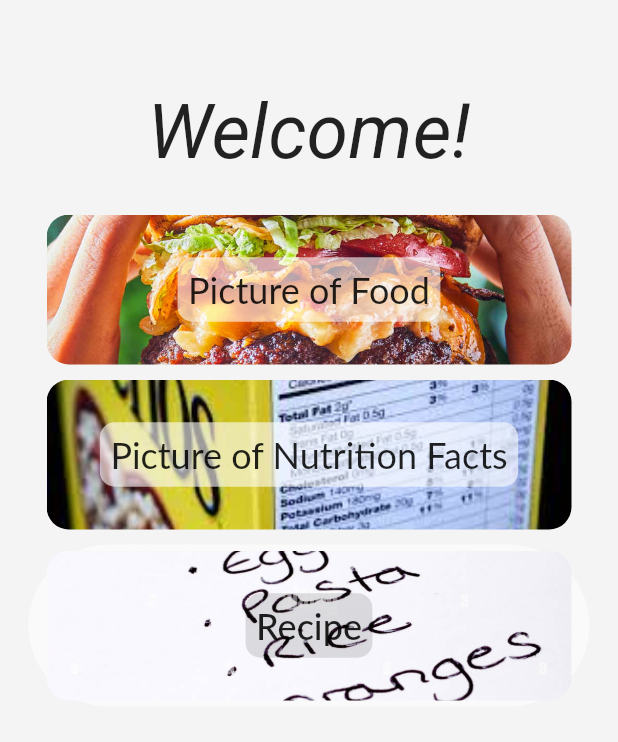
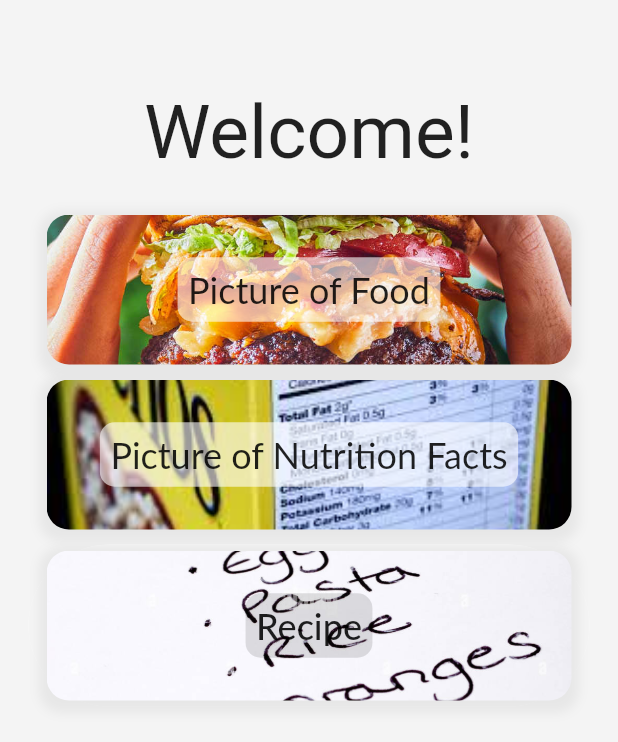
Before and after one commit to EthanLavi/CarbonBuddy, a Flutter app: the screen it shows after launch, on a phone screen of 412 x 824 dp. Shown: the top 742 px of the screen. Run offline on Flutter 3.47's test engine with Material 2 defaults, Android fonts, the phone set to English and light mode, and no system bars; our stand-ins replace camera, googleapis_auth, shared_preferences; missing offline and left inert: dart:html, gcloud; Roboto replaces fonts that are missing (Lato, SignPainter).

```diff
--- a/lib/pages/home.dart
+++ b/lib/pages/home.dart
@@ -60,7 +60,7 @@ class SplashHome extends StatelessWidget {
                           textAlign: TextAlign.center,
                           style: TextStyle(
                               fontSize: 50,
-                              fontStyle: FontStyle.italic,
+                              //fontStyle: FontStyle.italic,
                               fontFamily: "SignPainter"),
                         ),
                         const SizedBox(height: 25),
@@ -69,11 +69,20 @@ class SplashHome extends StatelessWidget {
                             height: 100,
                             width: 350,
                             decoration: BoxDecoration(
-                                borderRadius: BorderRadius.circular(15),
-                                image: const DecorationImage(
-                                    image:
-                                        AssetImage("assets/images/burger.jpg"),
-                                    fit: BoxFit.cover)),
+                              borderRadius: BorderRadius.circular(15),
+                              image: const DecorationImage(
+                                  image: AssetImage("assets/images/burger.jpg"),
+                                  fit: BoxFit.cover),
+                              boxShadow: [
+                                BoxShadow(
+                                  color: Colors.grey.withOpacity(0.15),
+                                  spreadRadius: 5,
+                                  blurRadius: 5,
+                                  offset: const Offset(
+                                      0, 3), // changes position of shadow
+                                ),
+                              ],
+                            ),
                             child: Center(
                                 child: Container(
                                     padding: const EdgeInsets.all(7.0),
@@ -94,7 +103,16 @@ class SplashHome extends StatelessWidget {
                                 image: const DecorationImage(
                                     image: AssetImage(
                                         "assets/images/nutrition.jpeg"),
-                                    fit: BoxFit.cover)),
+                                    fit: BoxFit.cover),
+                                boxShadow: [
+                                  BoxShadow(
+                                    color: Colors.grey.withOpacity(0.15),
+                                    spreadRadius: 5,
+                                    blurRadius: 5,
+                                    offset: const Offset(
+                                        0, 3), // changes position of shadow
+                                  )
+                                ]),
                             child: Center(
                                 child: Container(
                                     padding: const EdgeInsets.all(7.0),
@@ -108,7 +126,7 @@ class SplashHome extends StatelessWidget {
                           ),
                           const SizedBox(height: 10),
                           InputChip(
-                              backgroundColor: Colors.transparent,
+                              backgroundColor: const Color(0xffF4F4F4),
                               label: Container(
                                 height: 100,
                                 width: 350,
@@ -117,7 +135,16 @@ class SplashHome extends StatelessWidget {
                                     image: const DecorationImage(
                                         image: AssetImage(
                                             "assets/images/shopping-list.jpg"),
-                                        fit: BoxFit.cover)),
+                                        fit: BoxFit.cover),
+                                    boxShadow: [
+                                      BoxShadow(
+                                        color: Colors.grey.withOpacity(0.15),
+                                        spreadRadius: 5,
+                                        blurRadius: 5,
+                                        offset: const Offset(
+                                            0, 3), // changes position of shadow
+                                      )
+                                    ]),
                                 child: Center(
                                     child: Container(
                                         padding: const EdgeInsets.all(7.0),
--- a/lib/pages/recipe_input.dart
+++ b/lib/pages/recipe_input.dart
@@ -23,12 +23,14 @@ class RecipeForm extends StatefulWidget {
 class _RecipeFormState extends State<RecipeForm> {
   final inputController = TextEditingController();
 
+  @override
   void dispose() {
     // Clean up the controller when the widget is disposed.
     inputController.dispose();
     super.dispose();
   }
 
+  @override
   Widget build(BuildContext context) {
     return Scaffold(
         body: Stack(children: [
```
